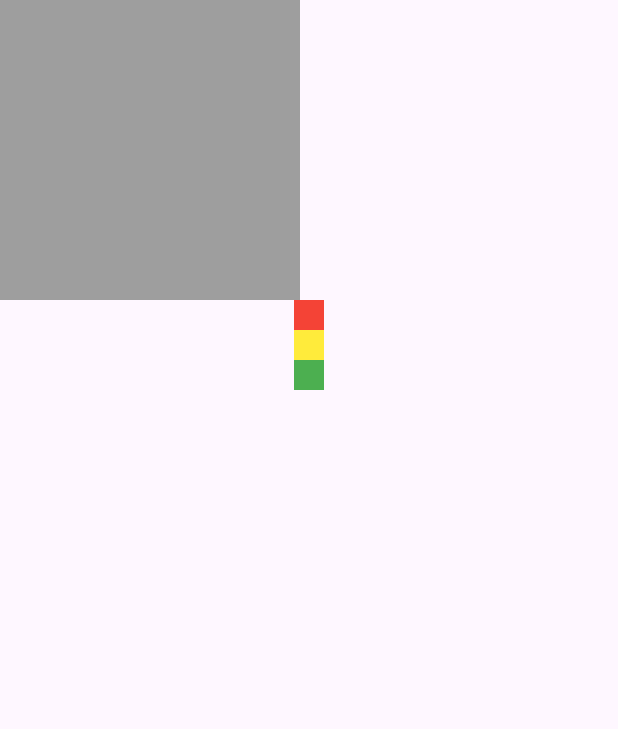
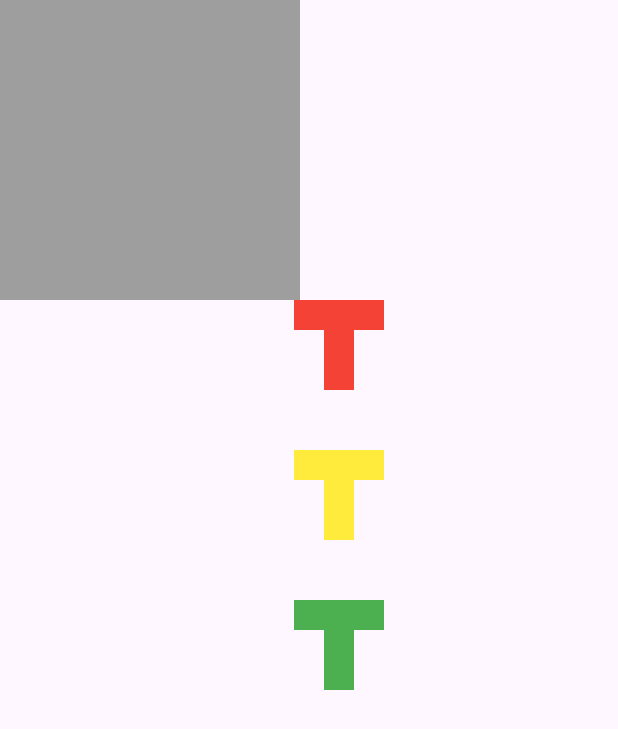
Before and after one commit to Toffuh/puzzlepause, a Flutter app: the Game screen opened by its route, on a phone screen of 412 x 824 dp. Shown: the top 729 px of the screen. Run offline on Flutter 3.47's test engine with Material 3 defaults, Android fonts, the phone set to English and light mode, and no system bars.

Commit message:
add basic multiTile functionality

```diff
--- a/lib/components/game/gridDisplay.dart
+++ b/lib/components/game/gridDisplay.dart
@@ -1,38 +1,69 @@
+import 'dart:async';
+import 'dart:io';
+
 import 'package:flutter/cupertino.dart';
 import 'package:flutter/material.dart';
+import 'package:puzzelpause/util/position.dart';
 
 import '../../game/grid.dart';
 import '../../game/tile.dart';
 
-class GridDisplay extends StatelessWidget {
+class GridDisplay extends StatefulWidget {
   final Grid _grid;
   final Function(Tile tile, int x, int y) _onAccept;
 
   const GridDisplay(this._grid, this._onAccept, {super.key});
 
   @override
+  State<GridDisplay> createState() => _GridDisplayState();
+}
+
+class _GridDisplayState extends State<GridDisplay> {
+  List<Position> _selected = [];
+  Color? selectedColor;
+
+  void update() {
+    Timer(Duration.zero, () {
+      setState(() {});
+    });
+  }
+
+  @override
   Widget build(BuildContext context) {
+    _selected = [];
+    selectedColor = null;
     return Column(
       children: [
-        for (var x = 0; x < _grid.width; x++)
+        for (var y = 0; y < widget._grid.width; y++)
           Row(
             children: [
-              for (var y = 0; y < _grid.height; y++)
+              for (var x = 0; x < widget._grid.height; x++)
                 DragTarget<Tile>(
                   builder: (BuildContext context, List<Tile?> candidateData,
                       List<dynamic> rejectedData) {
+                    if (candidateData.isNotEmpty) {
+                      var candidate = candidateData.elementAtOrNull(0)!;
+
+                      for (var value in candidate.relativPositions) {
+                        _selected.add(Position(value.x + x, value.y + y));
+                      }
+
+                      selectedColor = candidate.color.withOpacity(0.5);
+
+                      update();
+                    }
+
+                    Color? color =
+                        widget._grid.getTile(x, y)?.color ?? Colors.grey;
+
+                    if (_selected.contains(Position(x, y))) {
+                      color = selectedColor;
+                    }
+
                     return SizedBox(
-                        height: 20,
-                        width: 20,
-                        child: Container(
-                            color: _grid.getTile(x, y)?.color ??
-                                candidateData
-                                    .elementAtOrNull(0)
-                                    ?.color
-                                    .withOpacity(0.5) ??
-                                Colors.grey));
+                        height: 20, width: 20, child: Container(color: color));
                   },
-                  onAccept: (data) => _onAccept(data, x, y),
+                  onAccept: (data) => widget._onAccept(data, x, y),
                 )
             ],
           )
--- /dev/null
+++ b/lib/components/game/tileDisplay.dart
@@ -0,0 +1,29 @@
+import 'package:flutter/cupertino.dart';
+import 'package:puzzelpause/game/tile.dart';
+
+class TileDisplay extends StatelessWidget {
+  final Tile tile;
+
+  const TileDisplay(this.tile, {super.key});
+
+  @override
+  Widget build(BuildContext context) {
+    return SizedBox(
+      width: 100,
+      height: 100,
+      child: Stack(
+        children: [
+          for (var positions in tile.relativPositions)
+            Positioned(
+                right: (20 * positions.x).toDouble(),
+                top: (20 * positions.y).toDouble(),
+                width: 20,
+                height: 20,
+                child: Container(
+                  color: tile.color,
+                ))
+        ],
+      ),
+    );
+  }
+}
--- a/lib/game/tile.dart
+++ b/lib/game/tile.dart
@@ -1,9 +1,22 @@
 import 'dart:ui';
+
+import '../util/position.dart';
 
 class Tile {
   final Color _color;
+  late final List<Position> _relativPositions;
 
-  Tile(this._color);
+  Tile.pieceT(this._color) {
+    _relativPositions = [
+      Position(1, 1),
+      Position(1, 2),
+      Position(0, 0),
+      Position(1, 0),
+      Position(2, 0)
+    ];
+  }
 
   Color get color => _color;
+
+  List<Position> get relativPositions => _relativPositions;
 }
--- a/lib/pages/game.dart
+++ b/lib/pages/game.dart
@@ -1,6 +1,7 @@
 import 'package:flutter/cupertino.dart';
 import 'package:flutter/material.dart';
 import 'package:puzzelpause/components/game/gridDisplay.dart';
+import 'package:puzzelpause/components/game/tileDisplay.dart';
 import 'package:puzzelpause/game/grid.dart';
 
 import '../game/tile.dart';
@@ -20,7 +21,11 @@ class _GameState extends State<Game> {
   void initState() {
     grid = Grid(10, 10);
 
-    openTiles = [Tile(Colors.red), Tile(Colors.yellow), Tile(Colors.green)];
+    openTiles = [
+      Tile.pieceT(Colors.red),
+      Tile.pieceT(Colors.yellow),
+      Tile.pieceT(Colors.green)
+    ];
 
     super.initState();
   }
@@ -35,8 +40,10 @@ class _GameState extends State<Game> {
               (tile, x, y) => {
                     setState(
                       () {
-                        grid.setTile(x, y, tile);
-                        openTiles.remove(tile);
+                        for (var position in tile.relativPositions) {
+                          grid.setTile(position.x + x, position.y + y, tile);
+                          openTiles.remove(tile);
+                        }
                       },
                     )
                   }),
@@ -45,18 +52,8 @@ class _GameState extends State<Game> {
               for (var value in openTiles)
                 Draggable<Tile>(
                     data: value,
-                    feedback: SizedBox(
-                        height: 20,
-                        width: 20,
-                        child: Container(
-                          color: value.color,
-                        )),
-                    child: SizedBox(
-                        height: 20,
-                        width: 20,
-                        child: Container(
-                          color: value.color,
-                        )))
+                    feedback: TileDisplay(value),
+                    child: TileDisplay(value))
             ],
           ),
         ],
--- /dev/null
+++ b/lib/util/position.dart
@@ -0,0 +1,17 @@
+class Position {
+  int x;
+  int y;
+
+  Position(this.x, this.y);
+
+  @override
+  bool operator ==(Object other) =>
+      identical(this, other) ||
+      other is Position &&
+          runtimeType == other.runtimeType &&
+          x == other.x &&
+          y == other.y;
+
+  @override
+  int get hashCode => x.hashCode ^ y.hashCode;
+}
```
